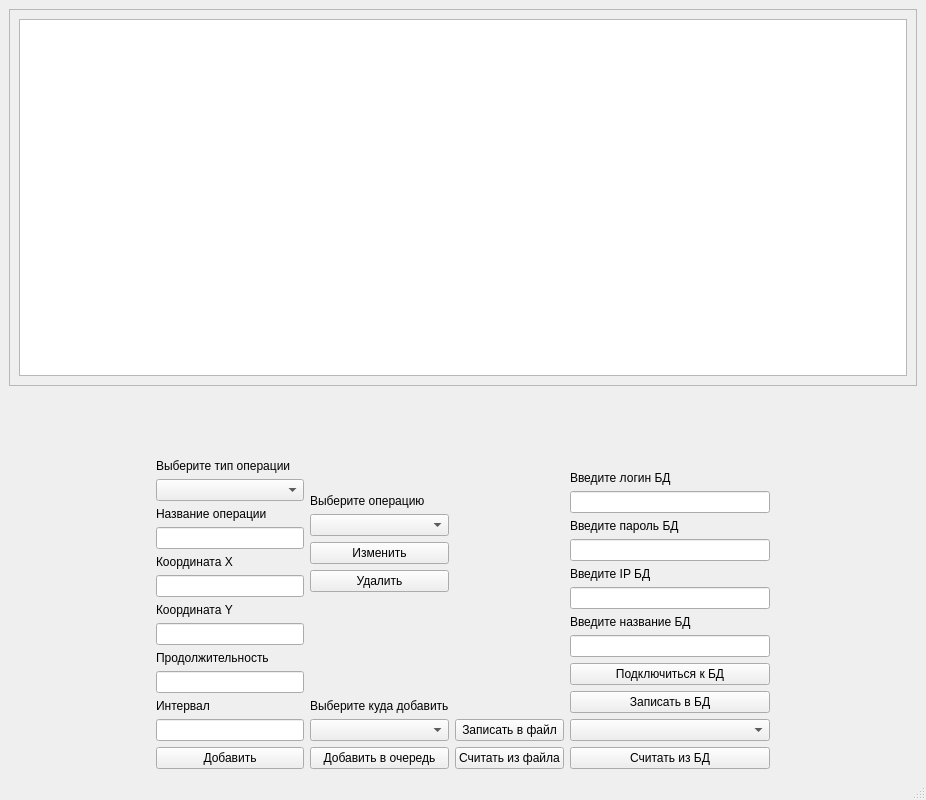
First picture: the form in mainwindow.ui, repository Timur965/Practica, before the edit.
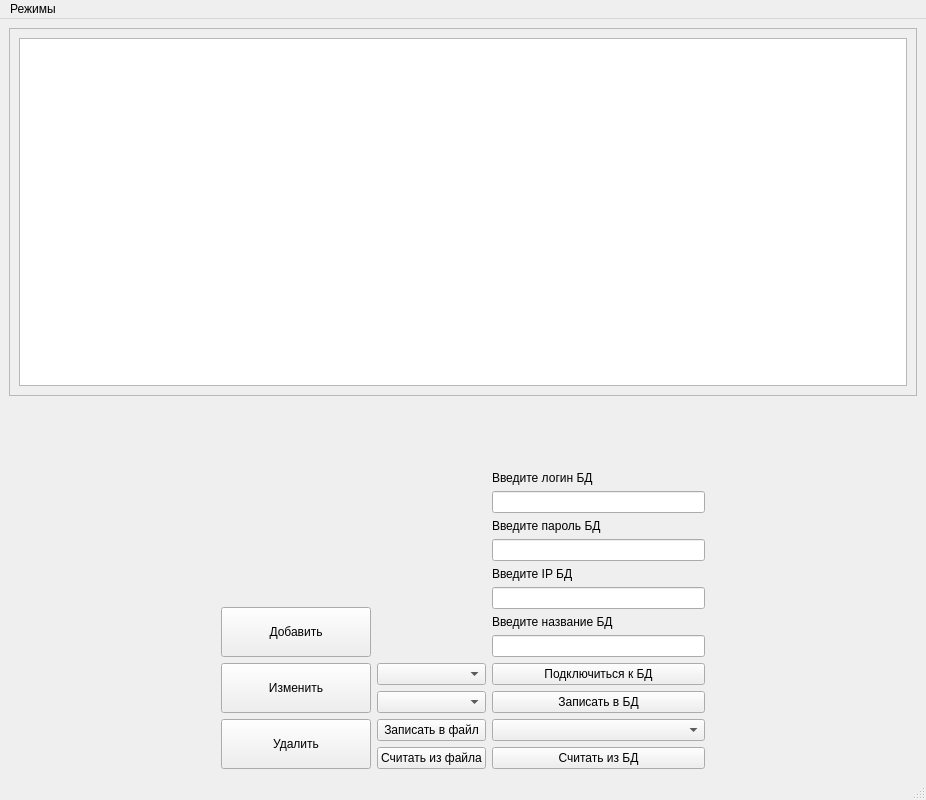
Second picture: the form after the edit. Icons and pictures are not drawn.

```diff
--- a/mainwindow.ui
+++ b/mainwindow.ui
@@ -83,90 +83,6 @@
         </property>
        </spacer>
       </item>
-      <item>
-       <layout class="QVBoxLayout" name="verticalLayout">
-        <item>
-         <spacer name="verticalSpacer_3">
-          <property name="orientation">
-           <enum>Qt::Vertical</enum>
-          </property>
-          <property name="sizeHint" stdset="0">
-           <size>
-            <width>20</width>
-            <height>40</height>
-           </size>
-          </property>
-         </spacer>
-        </item>
-        <item>
-         <widget class="QLabel" name="label_12">
-          <property name="text">
-           <string>Выберите тип операции</string>
-          </property>
-         </widget>
-        </item>
-        <item>
-         <widget class="QComboBox" name="comboBox_4"/>
-        </item>
-        <item>
-         <widget class="QLabel" name="label_13">
-          <property name="text">
-           <string>Название операции</string>
-          </property>
-         </widget>
-        </item>
-        <item>
-         <widget class="QLineEdit" name="nameOperations"/>
-        </item>
-        <item>
-         <widget class="QLabel" name="label">
-          <property name="text">
-           <string>Координата Х</string>
-          </property>
-         </widget>
-        </item>
-        <item>
-         <widget class="QLineEdit" name="coordX"/>
-        </item>
-        <item>
-         <widget class="QLabel" name="label_2">
-          <property name="text">
-           <string>Координата Y</string>
-          </property>
-         </widget>
-        </item>
-        <item>
-         <widget class="QLineEdit" name="coordY"/>
-        </item>
-        <item>
-         <widget class="QLabel" name="label_3">
-          <property name="text">
-           <string>Продолжительность</string>
-          </property>
-         </widget>
-        </item>
-        <item>
-         <widget class="QLineEdit" name="operationWidth"/>
-        </item>
-        <item>
-         <widget class="QLabel" name="label_8">
-          <property name="text">
-           <string>Интервал</string>
-          </property>
-         </widget>
-        </item>
-        <item>
-         <widget class="QLineEdit" name="operationInterval"/>
-        </item>
-        <item>
-         <widget class="QPushButton" name="AddOperation">
-          <property name="text">
-           <string>Добавить</string>
-          </property>
-         </widget>
-        </item>
-       </layout>
-      </item>
       <item>
        <layout class="QVBoxLayout" name="verticalLayout_2">
         <item>
@@ -183,17 +99,26 @@
          </spacer>
         </item>
         <item>
-         <widget class="QLabel" name="label_4">
+         <widget class="QPushButton" name="AddOperation">
+          <property name="minimumSize">
+           <size>
+            <width>150</width>
+            <height>50</height>
+           </size>
+          </property>
           <property name="text">
-           <string>Выберите операцию</string>
+           <string>Добавить</string>
           </property>
          </widget>
         </item>
-        <item>
-         <widget class="QComboBox" name="comboBox"/>
-        </item>
         <item>
          <widget class="QPushButton" name="UpdateOperation">
+          <property name="minimumSize">
+           <size>
+            <width>150</width>
+            <height>50</height>
+           </size>
+          </property>
           <property name="text">
            <string>Изменить</string>
           </property>
@@ -201,41 +126,17 @@
         </item>
         <item>
          <widget class="QPushButton" name="DeleteOperation">
+          <property name="minimumSize">
+           <size>
+            <width>150</width>
+            <height>50</height>
+           </size>
+          </property>
           <property name="text">
            <string>Удалить</string>
           </property>
          </widget>
         </item>
-        <item>
-         <spacer name="verticalSpacer_5">
-          <property name="orientation">
-           <enum>Qt::Vertical</enum>
-          </property>
-          <property name="sizeHint" stdset="0">
-           <size>
-            <width>20</width>
-            <height>40</height>
-           </size>
-          </property>
-         </spacer>
-        </item>
-        <item>
-         <widget class="QLabel" name="label_11">
-          <property name="text">
-           <string>Выберите куда добавить</string>
-          </property>
-         </widget>
-        </item>
-        <item>
-         <widget class="QComboBox" name="comboBox_3"/>
-        </item>
-        <item>
-         <widget class="QPushButton" name="AddQueue">
-          <property name="text">
-           <string>Добавить в очередь</string>
-          </property>
-         </widget>
-        </item>
        </layout>
       </item>
       <item>
@@ -256,6 +157,12 @@
           </property>
          </spacer>
         </item>
+        <item>
+         <widget class="QComboBox" name="number"/>
+        </item>
+        <item>
+         <widget class="QComboBox" name="mode"/>
+        </item>
         <item>
          <widget class="QPushButton" name="InputFile">
           <property name="text">
@@ -393,6 +300,15 @@
      <height>26</height>
     </rect>
    </property>
+   <widget class="QMenu" name="menu">
+    <property name="title">
+     <string>Режимы</string>
+    </property>
+    <addaction name="createCyclogram"/>
+    <addaction name="updateCyclogram"/>
+    <addaction name="showCyclogram"/>
+   </widget>
+   <addaction name="menu"/>
   </widget>
   <widget class="QStatusBar" name="statusbar"/>
  </widget>
```
Left out of the diff: 18 changed lines with no effect on the pictures.
